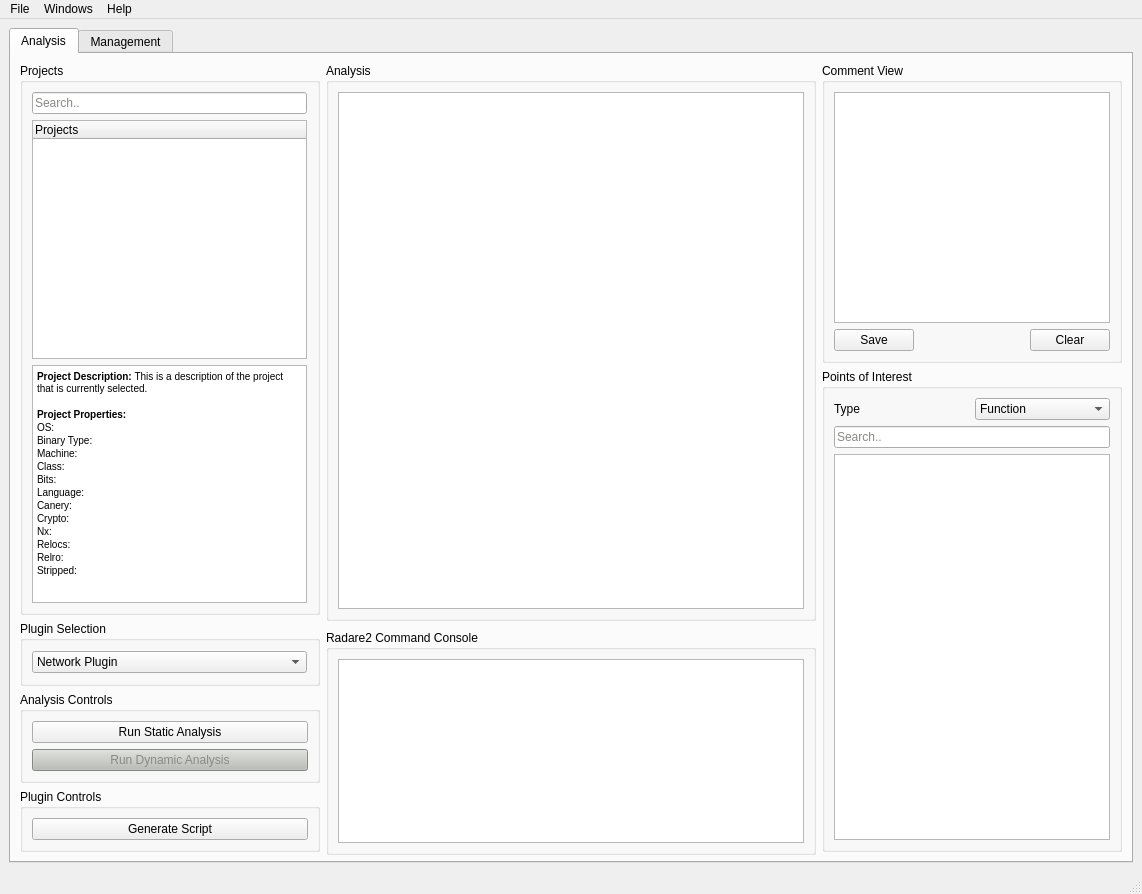
adalio0/BATT5, file src/GUI/ui_files/BATT5_GUI.ui: the form before one commit.
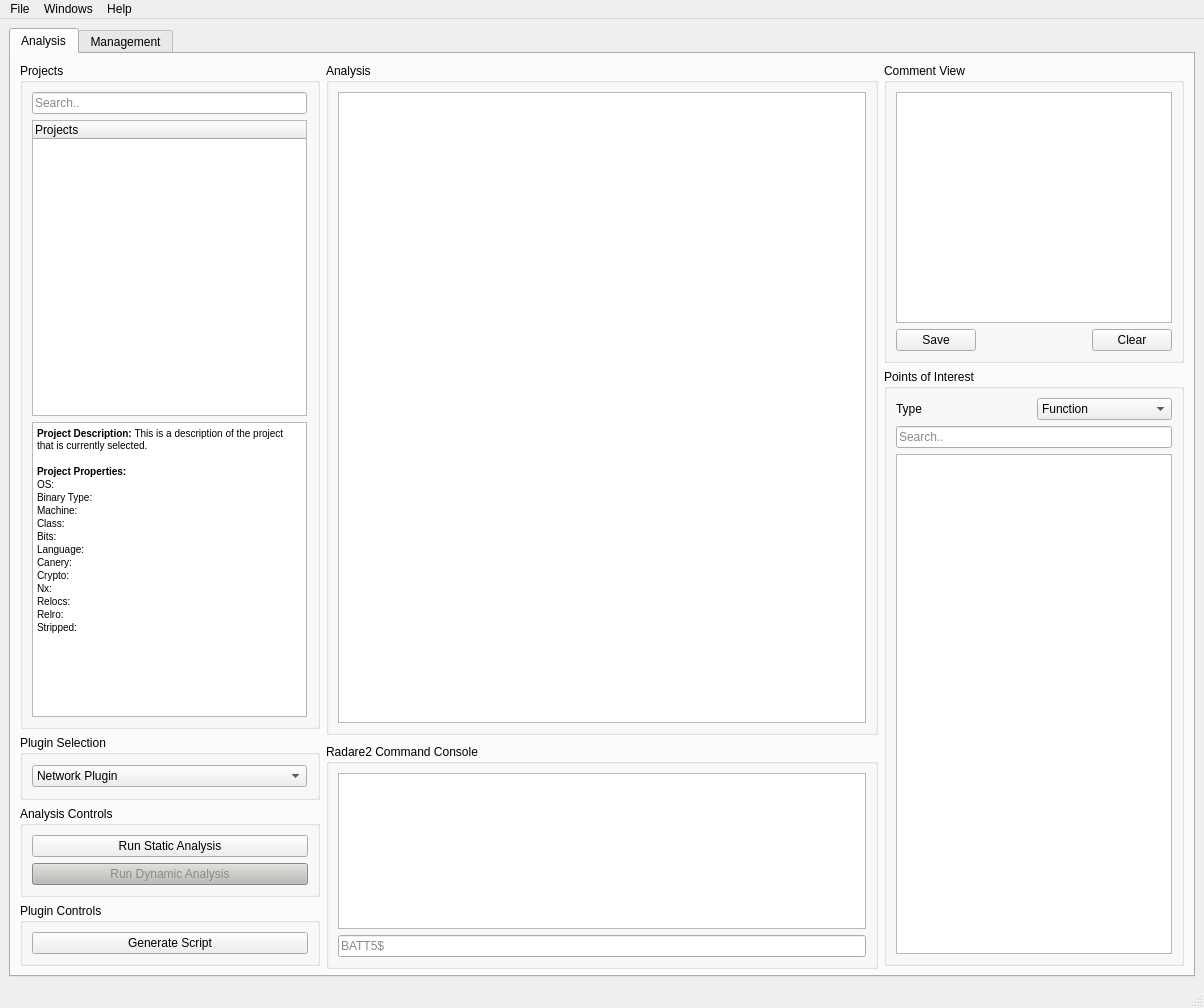
The form after the commit.

Commit message:
#34 Radare terminal incorporated with GUI
Still needs to update w/ current project, as well as reflect the state of the current project

The edit to the form file:
```diff
--- a/src/GUI/ui_files/BATT5_GUI.ui
+++ b/src/GUI/ui_files/BATT5_GUI.ui
@@ -6,8 +6,8 @@
    <rect>
     <x>0</x>
     <y>0</y>
-    <width>1142</width>
-    <height>894</height>
+    <width>1204</width>
+    <height>1008</height>
    </rect>
   </property>
   <property name="windowTitle">
@@ -291,7 +291,108 @@
               </property>
               <layout class="QVBoxLayout" name="verticalLayout_17">
                <item>
-                <widget class="QPlainTextEdit" name="radareConsole_text"/>
+                <widget class="QTextBrowser" name="radareConsoleOut_text"/>
+               </item>
+               <item>
+                <widget class="QLineEdit" name="radareConsoleIn_lineEdit">
+                 <property name="palette">
+                  <palette>
+                   <active>
+                    <colorrole role="WindowText">
+                     <brush brushstyle="SolidPattern">
+                      <color alpha="255">
+                       <red>136</red>
+                       <green>138</green>
+                       <blue>133</blue>
+                      </color>
+                     </brush>
+                    </colorrole>
+                    <colorrole role="Text">
+                     <brush brushstyle="SolidPattern">
+                      <color alpha="255">
+                       <red>136</red>
+                       <green>138</green>
+                       <blue>133</blue>
+                      </color>
+                     </brush>
+                    </colorrole>
+                    <colorrole role="ButtonText">
+                     <brush brushstyle="SolidPattern">
+                      <color alpha="255">
+                       <red>136</red>
+                       <green>138</green>
+                       <blue>133</blue>
+                      </color>
+                     </brush>
+                    </colorrole>
+                   </active>
+                   <inactive>
+                    <colorrole role="WindowText">
+                     <brush brushstyle="SolidPattern">
+                      <color alpha="255">
+                       <red>136</red>
+                       <green>138</green>
+                       <blue>133</blue>
+                      </color>
+                     </brush>
+                    </colorrole>
+                    <colorrole role="Text">
+                     <brush brushstyle="SolidPattern">
+                      <color alpha="255">
+                       <red>136</red>
+                       <green>138</green>
+                       <blue>133</blue>
+                      </color>
+                     </brush>
+                    </colorrole>
+                    <colorrole role="ButtonText">
+                     <brush brushstyle="SolidPattern">
+                      <color alpha="255">
+                       <red>136</red>
+                       <green>138</green>
+                       <blue>133</blue>
+                      </color>
+                     </brush>
+                    </colorrole>
+                   </inactive>
+                   <disabled>
+                    <colorrole role="WindowText">
+                     <brush brushstyle="SolidPattern">
+                      <color alpha="255">
+                       <red>136</red>
+                       <green>138</green>
+                       <blue>133</blue>
+                      </color>
+                     </brush>
+                    </colorrole>
+                    <colorrole role="Text">
+                     <brush brushstyle="SolidPattern">
+                      <color alpha="255">
+                       <red>136</red>
+                       <green>138</green>
+                       <blue>133</blue>
+                      </color>
+                     </brush>
+                    </colorrole>
+                    <colorrole role="ButtonText">
+                     <brush brushstyle="SolidPattern">
+                      <color alpha="255">
+                       <red>136</red>
+                       <green>138</green>
+                       <blue>133</blue>
+                      </color>
+                     </brush>
+                    </colorrole>
+                   </disabled>
+                  </palette>
+                 </property>
+                 <property name="styleSheet">
+                  <string notr="true">color: rgb(136, 138, 133);</string>
+                 </property>
+                 <property name="text">
+                  <string>BATT5$</string>
+                 </property>
+                </widget>
                </item>
               </layout>
              </widget>
@@ -788,7 +889,7 @@
     <rect>
      <x>0</x>
      <y>0</y>
-     <width>1142</width>
+     <width>1204</width>
      <height>26</height>
     </rect>
    </property>
```
The commit also changes 10 other files.
